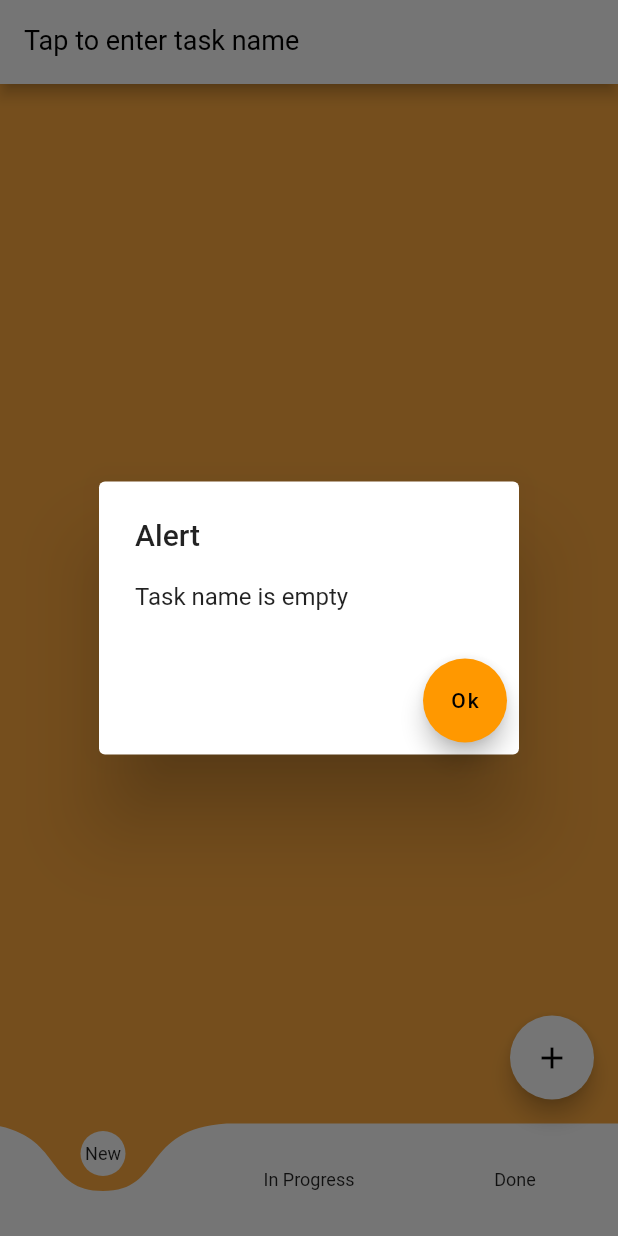
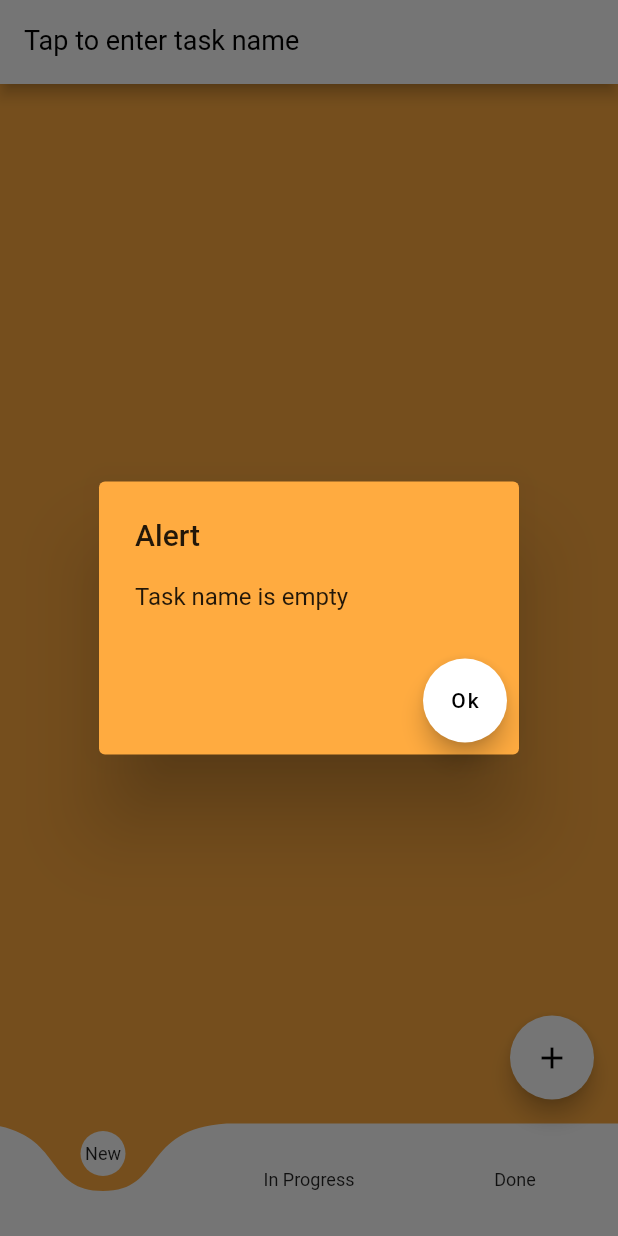
Before and after one commit to leoee/flutters-basic-crud, a Flutter app: the screen it shows after launch, after a tap on the "add" icon, on a phone screen of 412 x 824 dp. Run offline on Flutter 3.47's test engine with Material 2 defaults, Android fonts, the phone set to English and light mode, and no system bars; drawn by our look-alikes of curved_navigation_bar; our stand-ins replace cloud_firestore; missing offline and left inert: bloc_pattern; accounts and stored records are empty.

Commit message:
Refactor AppBarWidget and BodyWidget

```diff
--- a/lib/src/home/home-widget.dart
+++ b/lib/src/home/home-widget.dart
@@ -14,8 +14,6 @@ class Home extends StatefulWidget {
 class _HomeState extends State<Home> {
   String owner;
   HomeBloc homeBloc;
-  AppBarWidget appBarWidget;
-  BodyWidget bodyWidget;
   var _textNameTask;
   GlobalKey _bottomNavigationKey;
   var _currentSnapshots;
@@ -23,8 +21,6 @@ class _HomeState extends State<Home> {
 
   _HomeState() {
     homeBloc = HomeBloc();
-    appBarWidget = AppBarWidget();
-    bodyWidget = BodyWidget();
     owner = "leoe";
     _bottomNavigationKey = GlobalKey();
     _textNameTask = TextEditingController();
@@ -66,9 +62,11 @@ class _HomeState extends State<Home> {
           return AlertDialog(
             title: Text(title),
             content: Text(message),
+            backgroundColor: Colors.orangeAccent,
             actions: <Widget>[
               FloatingActionButton(
                 child: Text("Ok"),
+                backgroundColor: Colors.white,
                 onPressed: () {
                   Navigator.of(context).pop();
                 },
@@ -113,9 +111,8 @@ class _HomeState extends State<Home> {
             });
           },
         ),
-        appBar:
-            appBarWidget.getAppBar(homeBloc, _currentTabView, _textNameTask),
-        body: bodyWidget.getBody(homeBloc, _currentSnapshots),
+        appBar: getAppBar(homeBloc, _currentTabView, _textNameTask),
+        body: getBody(homeBloc, _currentSnapshots),
         backgroundColor: Colors.orangeAccent,
         floatingActionButton: _bottomButtons(_currentTabView),
       ),
--- a/lib/src/home/widgets/body-widget.dart
+++ b/lib/src/home/widgets/body-widget.dart
@@ -2,7 +2,13 @@ import 'package:flutter/cupertino.dart';
 import 'package:flutter/material.dart';
 import 'package:flutter_basics/src/home/home-bloc.dart';
 
-class BodyWidget {
+class BodyWidget extends StatelessWidget {
+  @override
+  Widget build(BuildContext context) {
+    return Container();
+  }
+}
+
 StreamBuilder<dynamic> getBody(HomeBloc homeBloc, var _currentSnapshots) {
   return StreamBuilder(
     stream: _currentSnapshots,
@@ -13,7 +19,9 @@ class BodyWidget {
 
       switch (snapshot.connectionState) {
         case ConnectionState.waiting:
-            return LinearProgressIndicator();
+          return LinearProgressIndicator(
+            backgroundColor: Colors.white,
+          );
           break;
         default:
           return ListView.builder(
@@ -37,7 +45,9 @@ class BodyWidget {
                 },
                 child: Container(
                   decoration: BoxDecoration(
-                      border: Border(bottom: BorderSide()),
+                    border: Border(
+                      bottom: BorderSide(color: Colors.black54),
+                    ),
                   ),
                   child: Row(
                     mainAxisAlignment: MainAxisAlignment.start,
@@ -68,4 +78,3 @@ class BodyWidget {
     },
   );
 }
-}
```
Also changed, not shown: lib/src/home/widgets/appBar-widget.dart (+7 -2 lines). Lines whose indentation alone changed are shown as unchanged.
